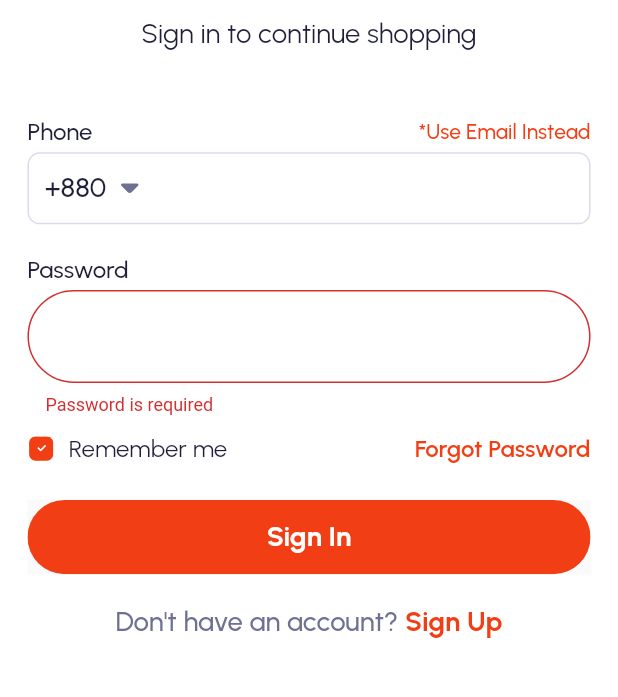
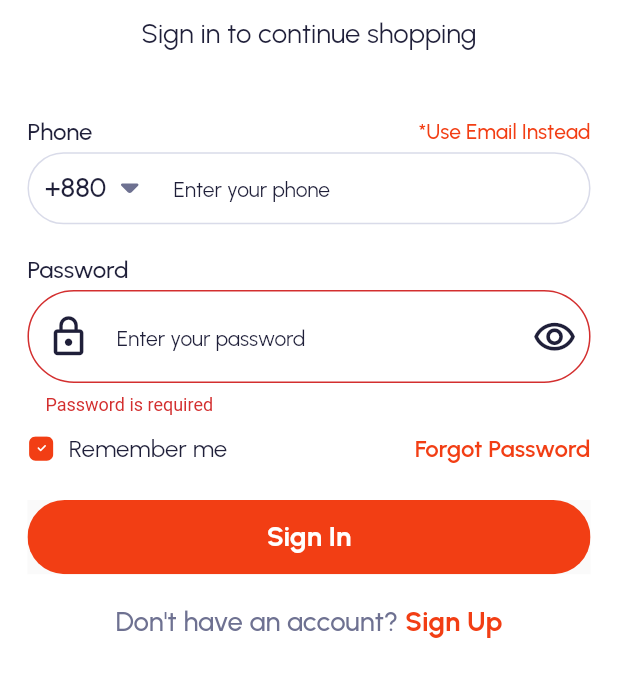
Before and after one commit to shoaib3474/shopking-customer-app, a Flutter app: the SignInScreen screen opened directly, after a tap on "Sign In", after a tap on "*Use Phone Instead", on a phone screen of 412 x 824 dp, the part 229-926 px from its top. Run offline on Flutter 3.47's test engine with Material 3 defaults, Android fonts, the phone set to English and light mode, and no system bars; our stand-ins replace cached_network_image, carousel_slider, dartz, dio, dots_indicator, dotted_line and 18 more; missing offline and left inert: flutter_inappwebview; accounts and stored records are empty; network calls fail.

Commit message:
add hint text in textfield

```diff
--- a/lib/app/localization/english.dart
+++ b/lib/app/localization/english.dart
@@ -376,4 +376,7 @@ Map<String, String> english = {
   "NO_PRODUCT_FOUND": "No product found!",
   "NO_SUB_CATEGORY_FOUND": "No sub-category found!",
   "INFO": "Info",
+  "Enter your password": "Enter your password",
+  "Enter your email": "Enter your email",
+  "Enter your phone": "Enter your phone",
 };
--- a/lib/app/modules/auth/views/sign_in.dart
+++ b/lib/app/modules/auth/views/sign_in.dart
@@ -117,9 +117,12 @@ class _SignInScreenState extends State<SignInScreen> {
                                   ValidationRules().email(email),
                               phoneController: phoneController,
                               emailPrefixIcon: Padding(
-                                padding:  EdgeInsets.only(left: 6.w),
-                                child: Icon(Icons.email_outlined,
-                                    color: AppColor.textColor, size: 26.sp),
+                                padding: EdgeInsets.only(left: 6.w),
+                                child: Icon(
+                                  Icons.email_outlined,
+                                  color: AppColor.textColor,
+                                  size: 26.sp,
+                                ),
                               ),
                               prefix: Padding(
                                 padding: EdgeInsets.only(left: 10.w),
@@ -184,8 +187,27 @@ class _SignInScreenState extends State<SignInScreen> {
                             FormFieldTitle(title: "Password".tr),
                             SizedBox(height: 4.h),
                             CustomFormField(
-                              obsecure: false,
+                              hintText: "Enter your password".tr,
+                              obsecure: true,
+                              isSuffixIcon: true,
+                              suffixIcon: IconButton(
+                                onPressed: () {},
+                                icon: Icon(
+                                  Icons.remove_red_eye_outlined,
+                                  color: AppColor.textColor,
+                                  size: 26.sp,
+                                ),
+                              ),
                               controller: passController,
+                              isPrefixIcon: true,
+                              prefixIcon: Padding(
+                                padding: EdgeInsets.only(left: 6.w),
+                                child: Icon(
+                                  Icons.lock_outline,
+                                  color: AppColor.textColor,
+                                  size: 26.sp,
+                                ),
+                              ),
                               validator: (password) =>
                                   ValidationRules().password(password),
                             ),
--- a/lib/app/modules/auth/widgets/swap_form_field.dart
+++ b/lib/app/modules/auth/widgets/swap_form_field.dart
@@ -35,11 +35,13 @@ class SwapFormField extends StatelessWidget {
                 validator: emailValidator,
                 isPrefixIcon: true,
                 prefixIcon: emailPrefixIcon ,
+                hintText: "Enter your email".tr,
               )
             : CustomPhoneFormField(
                 phoneController: phoneController,
                 validator: phoneValidator,
                 prefix: prefix,
+                hintText: "Enter your phone".tr,
               );
       },
     );
--- a/lib/widgets/custom_form_field.dart
+++ b/lib/widgets/custom_form_field.dart
@@ -1,6 +1,7 @@
 import 'package:flutter/material.dart';
 import 'package:flutter_screenutil/flutter_screenutil.dart';
 import 'package:google_fonts/google_fonts.dart';
+import 'package:shopperz/widgets/custom_text.dart';
 import '../config/theme/app_color.dart';
 
 class CustomFormField extends StatelessWidget {
@@ -16,6 +17,7 @@ class CustomFormField extends StatelessWidget {
     this.prefixIcon,
     this.isPrefixIcon = false,
     this.enabled,
+    this.hintText,
 
   });
 
@@ -29,6 +31,7 @@ class CustomFormField extends StatelessWidget {
   final Widget? prefixIcon;
   final bool isPrefixIcon;
   final bool? enabled;
+  final String? hintText;
 
 
 
@@ -48,6 +51,7 @@ class CustomFormField extends StatelessWidget {
         enabled: enabled,
         decoration: InputDecoration(
           // contentPadding: EdgeInsets.symmetric(horizontal: 4.w, vertical: 14.h),
+          hint: CustomText(text: hintText ?? ""),
           suffixIcon: isSuffixIcon ? suffixIcon : const SizedBox(),
           prefixIcon: isPrefixIcon ? prefixIcon : const SizedBox(),
           prefix: SizedBox(width: 10.w),
--- a/lib/widgets/custom_phone_form_field.dart
+++ b/lib/widgets/custom_phone_form_field.dart
@@ -1,6 +1,7 @@
 import 'package:flutter/material.dart';
 import 'package:flutter_screenutil/flutter_screenutil.dart';
 import 'package:google_fonts/google_fonts.dart';
+import 'package:shopperz/widgets/custom_text.dart';
 import '../config/theme/app_color.dart';
 
 class CustomPhoneFormField extends StatefulWidget {
@@ -8,11 +9,13 @@ class CustomPhoneFormField extends StatefulWidget {
       {super.key,
       this.phoneController,
       this.validator,
+      this.hintText,
       this.prefix});
 
   final TextEditingController? phoneController;
   final Widget? prefix;
   final String? Function(String?)? validator;
+  final String? hintText;
 
   @override
   State<CustomPhoneFormField> createState() => _CustomPhoneFormField();
@@ -31,6 +34,7 @@ class _CustomPhoneFormField extends State<CustomPhoneFormField> {
         cursorColor: AppColor.textColor,
         keyboardType: TextInputType.number,
         decoration: InputDecoration(
+          hint: CustomText(text: widget.hintText ?? ""),
           contentPadding: EdgeInsets.zero,
           prefixIcon: SizedBox(
             width: 85.w,
@@ -38,15 +42,15 @@ class _CustomPhoneFormField extends State<CustomPhoneFormField> {
           ),
           border: OutlineInputBorder(
             borderSide: const BorderSide(color: AppColor.inactiveColor),
-            borderRadius: BorderRadius.circular(8.r),
+            borderRadius: BorderRadius.circular(32.r),
           ),
           enabledBorder: OutlineInputBorder(
             borderSide: const BorderSide(color: AppColor.inactiveColor),
-            borderRadius: BorderRadius.circular(8.r),
+            borderRadius: BorderRadius.circular(32.r),
           ),
           focusedBorder: OutlineInputBorder(
-            borderSide: const BorderSide(color: AppColor.inactiveColor),
-            borderRadius: BorderRadius.circular(8.r),
+            borderSide: const BorderSide(color: AppColor.primaryColor),
+            borderRadius: BorderRadius.circular(32.r),
           ),
           hintStyle: GoogleFonts.urbanist(
               color: AppColor.textColor,
```
